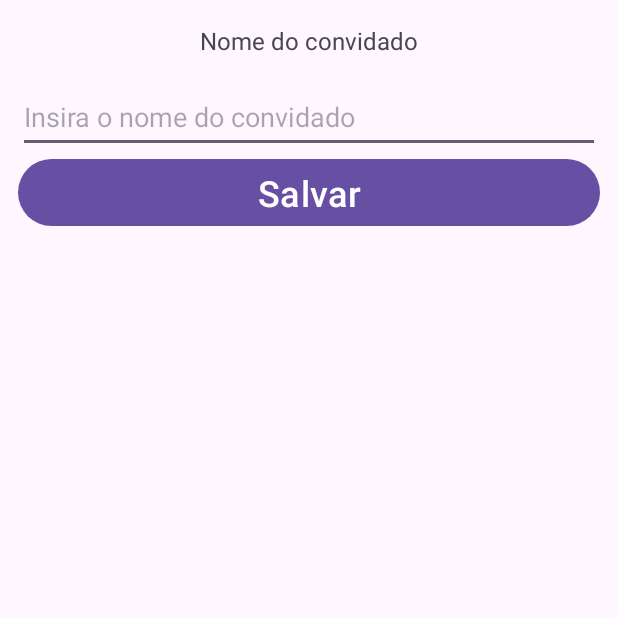
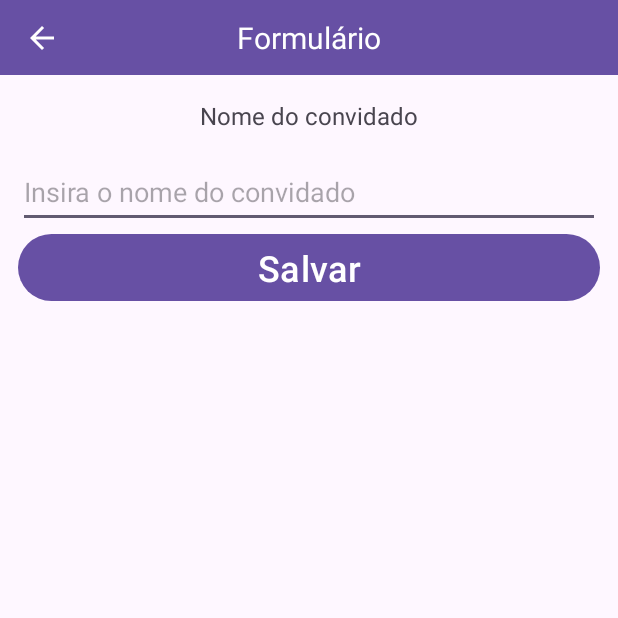
Before and after one commit to oJaciel/Projeto-Convidados-Kotlin, an Android app: the GuestForm screen opened directly, with no data from a screen before it, on a phone screen of 412 x 824 dp, the top half of it. Run offline under Robolectric (Android 15) with nearby library versions, the phone set to English and light mode, and no system bars.

Commit message:
Adição de toolbar + Botão voltar
Pequenas alterações no layout para adição de toolbar. Adição e configuração de botão voltar em layout e activity do formulário.

```diff
--- a/app/src/main/java/com/example/convidados/GuestForm.kt
+++ b/app/src/main/java/com/example/convidados/GuestForm.kt
@@ -10,6 +10,7 @@ import android.widget.ArrayAdapter
 import android.widget.Button
 import android.widget.EditText
 import android.widget.Toast
+import android.widget.Toolbar
 
 class GuestForm : AppCompatActivity() {
 
@@ -19,12 +20,20 @@ class GuestForm : AppCompatActivity() {
 
     private lateinit var btnSave:Button
 
+    private lateinit var toolbar:androidx.appcompat.widget.Toolbar;
+
     //Variável para recebr o parâmetro passado da tela main via intent (editar)
     private var idReceivedParam: Int? = null
 
     override fun onCreate(savedInstanceState: Bundle?) {
         super.onCreate(savedInstanceState)
         setContentView(R.layout.activity_guest_form)
+
+        //Configurando para botão da toolbar para voltar na tela main
+        toolbar = findViewById(R.id.toolbar_form)
+        toolbar.setNavigationOnClickListener(){
+            finish()
+        }
 
         edtGuestName = findViewById(R.id.edtGuestName)
 
--- a/app/src/main/res/layout/activity_guest_form.xml
+++ b/app/src/main/res/layout/activity_guest_form.xml
@@ -6,6 +6,26 @@
     android:layout_height="match_parent"
     tools:context=".GuestForm">
 
+    <androidx.appcompat.widget.Toolbar
+        app:navigationIcon="?attr/homeAsUpIndicator"
+        android:id="@+id/toolbar_form"
+        android:background="?attr/colorPrimary"
+        app:layout_constraintTop_toTopOf="parent"
+        android:layout_width="match_parent"
+        android:layout_height="50dp"
+        >
+
+        <TextView
+            android:text="Formulário"
+            android:textColor="@color/white"
+            android:layout_gravity="center_horizontal"
+            android:textSize="20sp"
+            android:layout_width="wrap_content"
+            android:layout_height="wrap_content"
+            />
+
+    </androidx.appcompat.widget.Toolbar>
+
     <TextView
         android:id="@+id/txtGuestName"
         android:layout_marginTop="16dp"
@@ -13,7 +33,7 @@
         android:layout_width="wrap_content"
         android:layout_height="wrap_content"
         android:text="Nome do convidado"
-        app:layout_constraintTop_toTopOf="parent"
+        app:layout_constraintTop_toBottomOf="@id/toolbar_form"
         app:layout_constraintStart_toStartOf="parent"
         app:layout_constraintEnd_toEndOf="parent"
         />
--- a/app/src/main/res/values/themes.xml
+++ b/app/src/main/res/values/themes.xml
@@ -3,6 +3,7 @@
     <style name="Base.Theme.Convidados" parent="Theme.Material3.DayNight.NoActionBar">
         <!-- Customize your light theme here. -->
         <!-- <item name="colorPrimary">@color/my_light_primary</item> -->
+        <item name="android:textColorSecondary">@color/white</item>
     </style>
 
     <style name="Theme.Convidados" parent="Base.Theme.Convidados" />
```
Also changed, not shown: app/src/main/res/layout/activity_main.xml (+21 -2 lines).
